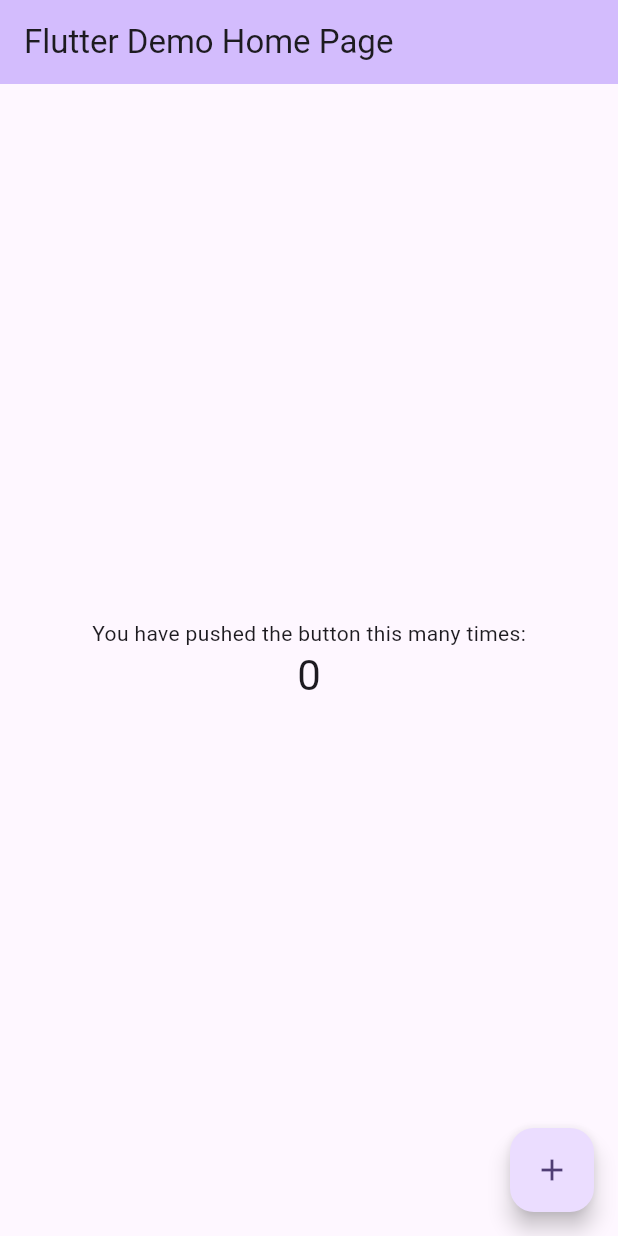
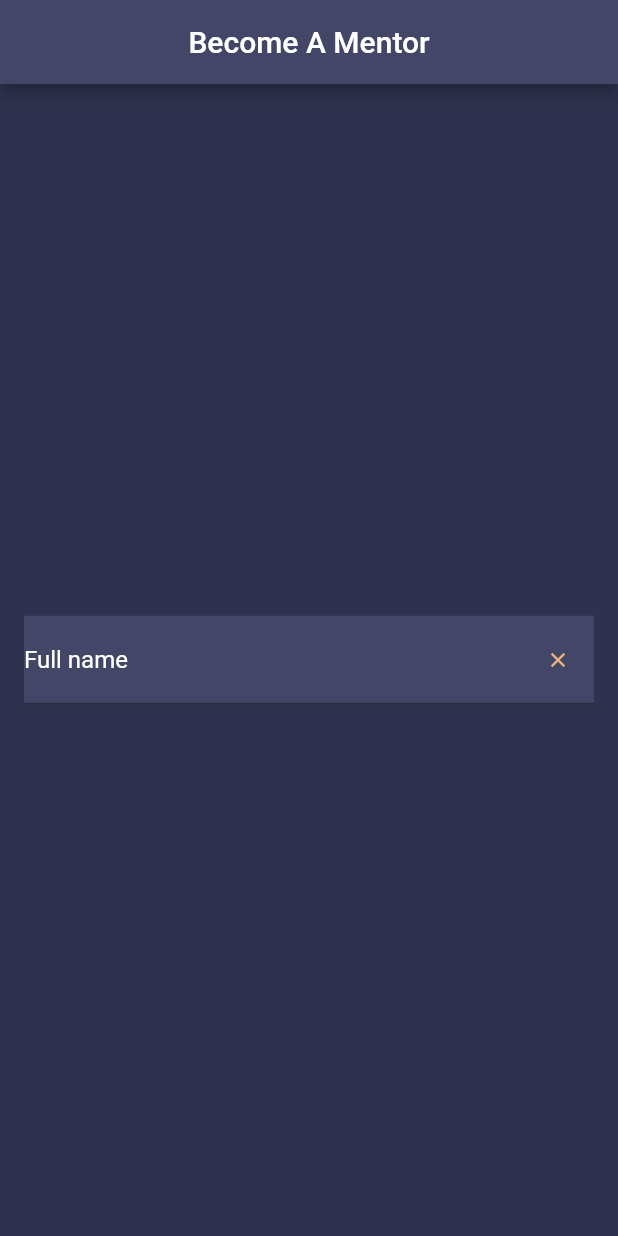
Before and after one commit to JadyMcIntyre/god_sufficient, a Flutter app: the screen it shows after launch, on a phone screen of 412 x 824 dp. Run offline on Flutter 3.47's test engine with Material 2 defaults, Android fonts, the phone set to English and light mode, and no system bars; our stand-ins replace get.

Commit message:
added assets,started become mentor page

```diff
--- /dev/null
+++ b/lib/app/modules/mentor/views/mentor_view.dart
@@ -0,0 +1,65 @@
+import 'package:flutter/material.dart';
+
+import 'package:get/get.dart';
+
+import '../controllers/mentor_controller.dart';
+import 'package:god_sufficient/assets/colors.dart';
+
+class MentorView extends GetView<MentorController> {
+  const MentorView({Key? key}) : super(key: key);
+  @override
+  Widget build(BuildContext context) {
+    return Scaffold(
+      backgroundColor: GodSufficientColors.background,
+      appBar: AppBar(
+        title: const Text(
+          'Become A Mentor',
+          style: TextStyle(color: GodSufficientColors.text),
+        ),
+        centerTitle: true,
+        backgroundColor: GodSufficientColors.greyBlueAccent,
+      ),
+      body: Center(
+        child: Padding(
+          padding: const EdgeInsets.all(16.0),
+          child: Column(
+            mainAxisAlignment: MainAxisAlignment.center,
+            children: [
+              Container(
+                color: GodSufficientColors.greyBlueAccent,
+                child: TextFormField(
+                  keyboardType: TextInputType.name,
+                  cursorHeight: 19,
+                  style: const TextStyle(
+                    color: GodSufficientColors.text,
+                  ),
+                  decoration: InputDecoration(
+                    suffixIcon: IconButton(
+                        onPressed: () {
+                          print('object');
+                        },
+                        icon: const Icon(
+                          Icons.close,
+                          size: 16,
+                          color: GodSufficientColors.apricotAccent,
+                        )),
+                    focusedBorder: const OutlineInputBorder(
+                      borderSide:
+                          BorderSide(color: GodSufficientColors.apricotAccent),
+                    ),
+                    labelText: 'Full name',
+                    labelStyle:
+                        const TextStyle(color: GodSufficientColors.text),
+                    hintText: 'e.g. John Doe',
+                    hintStyle: const TextStyle(
+                        color: GodSufficientColors.apricotAccent),
+                  ),
+                ),
+              ),
+            ],
+          ),
+        ),
+      ),
+    );
+  }
+}
--- /dev/null
+++ b/lib/assets/colors.dart
@@ -0,0 +1,9 @@
+import 'package:flutter/material.dart';
+
+class GodSufficientColors {
+  static const Color text = Color(0xFFFFFFFF);
+  static const Color lightBlueAccent = Color(0xFF666F98);
+  static const Color greyBlueAccent = Color(0xFF434666);
+  static const Color background = Color(0xFF2E324E);
+  static const Color apricotAccent = Color(0xFFEFB482);
+}
--- a/lib/main.dart
+++ b/lib/main.dart
@@ -1,125 +1,21 @@
 import 'package:flutter/material.dart';
+import 'package:god_sufficient/app/modules/mentor/views/mentor_view.dart';
 
 void main() {
-  runApp(const MyApp());
+  runApp(MyApp());
 }
 
 class MyApp extends StatelessWidget {
-  const MyApp({super.key});
-
-  // This widget is the root of your application.
+// This widget is the root of your application.
   @override
   Widget build(BuildContext context) {
     return MaterialApp(
       title: 'Flutter Demo',
       theme: ThemeData(
-        // This is the theme of your application.
-        //
-        // TRY THIS: Try running your application with "flutter run". You'll see
-        // the application has a blue toolbar. Then, without quitting the app,
-        // try changing the seedColor in the colorScheme below to Colors.green
-        // and then invoke "hot reload" (save your changes or press the "hot
-        // reload" button in a Flutter-supported IDE, or press "r" if you used
-        // the command line to start the app).
-        //
-        // Notice that the counter didn't reset back to zero; the application
-        // state is not lost during the reload. To reset the state, use hot
-        // restart instead.
-        //
-        // This works for code too, not just values: Most code changes can be
-        // tested with just a hot reload.
-        colorScheme: ColorScheme.fromSeed(seedColor: Colors.deepPurple),
-        useMaterial3: true,
+        primarySwatch: Colors.blue,
+        visualDensity: VisualDensity.adaptivePlatformDensity,
       ),
-      home: const MyHomePage(title: 'Flutter Demo Home Page'),
+      home: MentorView(),
     );
   }
 }
-
-class MyHomePage extends StatefulWidget {
-  const MyHomePage({super.key, required this.title});
-
-  // This widget is the home page of your application. It is stateful, meaning
-  // that it has a State object (defined below) that contains fields that affect
-  // how it looks.
-
-  // This class is the configuration for the state. It holds the values (in this
-  // case the title) provided by the parent (in this case the App widget) and
-  // used by the build method of the State. Fields in a Widget subclass are
-  // always marked "final".
-
-  final String title;
-
-  @override
-  State<MyHomePage> createState() => _MyHomePageState();
-}
-
-class _MyHomePageState extends State<MyHomePage> {
-  int _counter = 0;
-
-  void _incrementCounter() {
-    setState(() {
-      // This call to setState tells the Flutter framework that something has
-      // changed in this State, which causes it to rerun the build method below
-      // so that the display can reflect the updated values. If we changed
-      // _counter without calling setState(), then the build method would not be
-      // called again, and so nothing would appear to happen.
-      _counter++;
-    });
-  }
-
-  @override
-  Widget build(BuildContext context) {
-    // This method is rerun every time setState is called, for instance as done
-    // by the _incrementCounter method above.
-    //
-    // The Flutter framework has been optimized to make rerunning build methods
-    // fast, so that you can just rebuild anything that needs updating rather
-    // than having to individually change instances of widgets.
-    return Scaffold(
-      appBar: AppBar(
-        // TRY THIS: Try changing the color here to a specific color (to
-        // Colors.amber, perhaps?) and trigger a hot reload to see the AppBar
-        // change color while the other colors stay the same.
-        backgroundColor: Theme.of(context).colorScheme.inversePrimary,
-        // Here we take the value from the MyHomePage object that was created by
-        // the App.build method, and use it to set our appbar title.
-        title: Text(widget.title),
-      ),
-      body: Center(
-        // Center is a layout widget. It takes a single child and positions it
-        // in the middle of the parent.
-        child: Column(
-          // Column is also a layout widget. It takes a list of children and
-          // arranges them vertically. By default, it sizes itself to fit its
-          // children horizontally, and tries to be as tall as its parent.
-          //
-          // Column has various properties to control how it sizes itself and
-          // how it positions its children. Here we use mainAxisAlignment to
-          // center the children vertically; the main axis here is the vertical
-          // axis because Columns are vertical (the cross axis would be
-          // horizontal).
-          //
-          // TRY THIS: Invoke "debug painting" (choose the "Toggle Debug Paint"
-          // action in the IDE, or press "p" in the console), to see the
-          // wireframe for each widget.
-          mainAxisAlignment: MainAxisAlignment.center,
-          children: <Widget>[
-            const Text(
-              'You have pushed the button this many times:',
-            ),
-            Text(
-              '$_counter',
-              style: Theme.of(context).textTheme.headlineMedium,
-            ),
-          ],
-        ),
-      ),
-      floatingActionButton: FloatingActionButton(
-        onPressed: _incrementCounter,
-        tooltip: 'Increment',
-        child: const Icon(Icons.add),
-      ), // This trailing comma makes auto-formatting nicer for build methods.
-    );
-  }
-}
```
Also changed, not shown: lib/app/modules/mentor/bindings/mentor_binding.dart (added, +12 -0 lines), lib/app/modules/mentor/controllers/mentor_controller.dart (added, +23 -0 lines), lib/app/routes/app_pages.dart (added, +20 -0 lines), lib/app/routes/app_routes.dart (added, +14 -0 lines), lib/extensions/text_form_field_ext.dart (added, +126 -0 lines), pubspec.yaml (+4 -3 lines), pubspec.lock, 1 other file.
